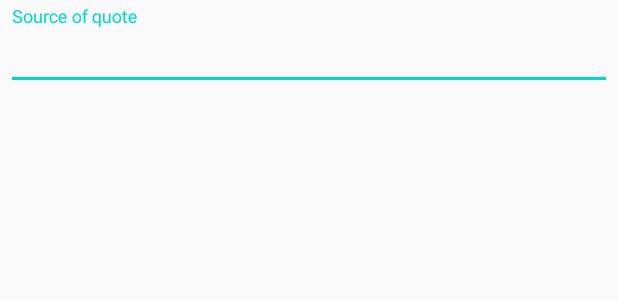
After one commit to christie274/quotes, an Android app: the layout fragment_quote_edit.xml on its own in the app's theme, with its tools: preview values and no code run, on a phone screen of 412 x 824 dp. The commit adds this screen. Shown: the top 300 px of the screen. Run offline under Robolectric (Android 15) with nearby library versions, the phone set to English and light mode, and no system bars.

```diff
--- /dev/null
+++ b/app/src/main/res/layout/fragment_quote_edit.xml
@@ -0,0 +1,33 @@
+<?xml version="1.0" encoding="utf-8"?>
+<ScrollView xmlns:android="http://schemas.android.com/apk/res/android"
+  xmlns:tools="http://schemas.android.com/tools"
+  android:layout_width="match_parent"
+  android:layout_height="match_parent"
+  xmlns:app="http://schemas.android.com/apk/res-auto"
+  tools:context=".QuoteEditFragment">
+
+  <androidx.constraintlayout.widget.ConstraintLayout
+    android:layout_width="match_parent"
+    android:layout_height="wrap_content">
+
+    <com.google.android.material.textfield.TextInputLayout
+      android:layout_width="match_parent"
+      android:layout_height="wrap_content"
+      android:layout_margin="@dimen/half_margin"
+      app:hintEnabled="true"
+      app:hintAnimationEnabled="true"
+      app:layout_constraintTop_toTopOf="parent"
+      app:layout_constraintStart_toStartOf="parent"
+      app:layout_constraintEnd_toEndOf="parent">
+      <AutoCompleteTextView
+        android:id="@+id/source_name"
+        android:layout_width="match_parent"
+        android:layout_height="wrap_content"
+        android:inputType="text"
+        android:hint="Source of quote"/>
+
+    </com.google.android.material.textfield.TextInputLayout>
+
+  </androidx.constraintlayout.widget.ConstraintLayout>
+
+</ScrollView>
--- a/app/src/main/res/layout/fragment_quotes.xml
+++ b/app/src/main/res/layout/fragment_quotes.xml
@@ -16,6 +16,8 @@
   app:layout_constraintTop_toTopOf="parent"
   app:layout_constraintBottom_toBottomOf="parent"
   app:layoutManager="androidx.recyclerview.widget.LinearLayoutManager"
-  android:orientation="vertical"/>
+  android:orientation="vertical"
+  android:background="#FFE0E0E0"
+  android:padding="@dimen/half_margin"/>
 
 </androidx.constraintlayout.widget.ConstraintLayout>
--- a/app/src/main/res/values/strings.xml
+++ b/app/src/main/res/values/strings.xml
@@ -14,4 +14,7 @@
   <string name="unattributed_source">(unknown)</string>
   <string name="source_format">&#x2014;%s</string>
 
+  <!-- TODO: Remove or change this placeholder text -->
+  <string name="hello_blank_fragment">Hello blank fragment</string>
+
 </resources>
```
Also changed, not shown: app/src/main/java/edu/cnm/deepdive/quotes/QuoteEditFragment.java (added, +53 -0 lines), app/src/main/java/edu/cnm/deepdive/quotes/controller/QuotesFragment.java (+13 -5 lines), app/src/main/java/edu/cnm/deepdive/quotes/view/QuoteAdapter.java (+14 -2 lines), app/src/main/res/layout/item_quote.xml (+12 -2 lines), app/build.gradle (line endings or trailing spaces).
